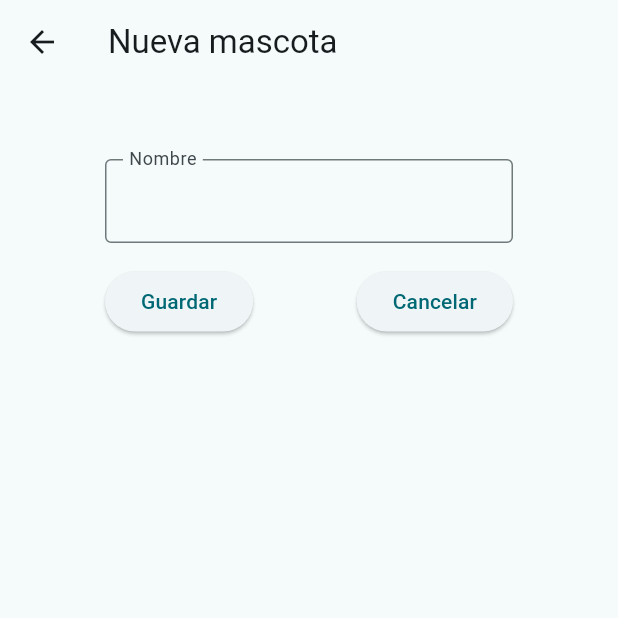
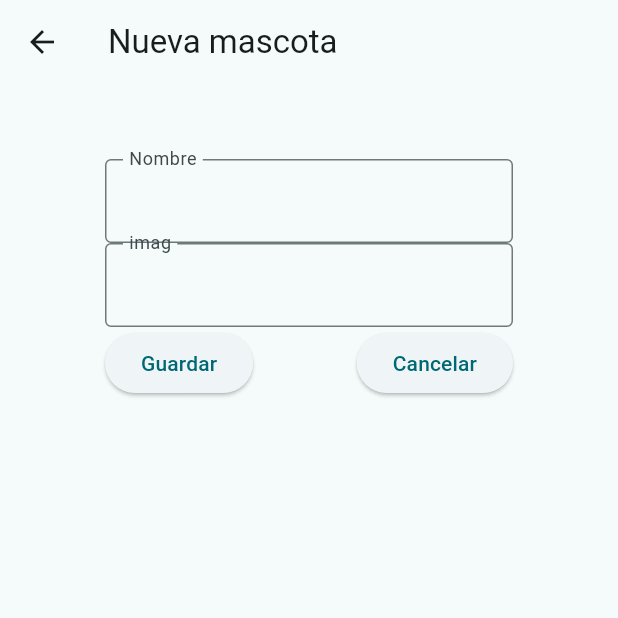
Before and after one commit to O-Luna/ProyectoMoviles1, a Flutter app: the Add screen opened directly, on a phone screen of 412 x 824 dp, the top half of it. Run offline on Flutter 3.47's test engine with Material 3 defaults, Android fonts, the phone set to English and light mode, and no system bars; our stand-ins replace cloud_firestore, firebase_auth, firebase_core, firebase_messaging, firebase_storage, image_picker and 1 more; missing offline and left inert: firebase_ui_auth, firebase_ui_oauth_google, flutter_osm_plugin; accounts and stored records are empty.

```diff
--- a/proyecto/lib/pantallas/agregar.dart
+++ b/proyecto/lib/pantallas/agregar.dart
@@ -20,6 +20,7 @@ class Add extends StatefulWidget {
 class _AddState extends State<Add> {
   final TextEditingController nombre = TextEditingController();
   final TextEditingController imagg = TextEditingController();
+
   @override
 
 
@@ -49,30 +50,15 @@ class _AddState extends State<Add> {
                         border: OutlineInputBorder(),
                       ),
                     ),
-                    const Padding(padding: EdgeInsets.fromLTRB(0, 15, 0, 0)),
-                    Column(
-                  //   children: [
-                  //     IconButton(
-                  //       icon: const Icon(
-                  //       Icons.image,
-                  //       size: 20,
-                  //        color: Colors.grey,
-                  //       ),
-                  //       onPressed: () {
-
-                  //                           Navigator.push(
-                  //                             context,
-                  //                             MaterialPageRoute(
-                  //                               builder: (context) => CameraScreen(
-
-                  //                               ),
-                  //                             ),
-                  //                           );
-                  //                         },
-                  //                       ),
-
-                   // ],
-      ),
+                    TextField(
+                      controller: imagg,
+                      keyboardType: TextInputType.text,
+                      decoration: const InputDecoration(
+                        labelText: 'imag',
+                        floatingLabelBehavior: FloatingLabelBehavior.always,
+                        border: OutlineInputBorder(),
+                      ),
+                    ),
                     Row(
                       mainAxisAlignment: MainAxisAlignment.spaceBetween,
                       children: [
--- a/proyecto/lib/pantallas/principal.dart
+++ b/proyecto/lib/pantallas/principal.dart
@@ -104,6 +104,7 @@ class _PrincipalState extends State<Principal> {
                                             color: Colors.grey,
                                           ),
                                           onPressed: () {
+                                            _refresh();
 
 
                                             Navigator.push(
@@ -114,6 +115,7 @@ class _PrincipalState extends State<Principal> {
                                                   id: provider.products[index]['id'],
                                                 ),
                                               ),
+
                                             );
                                           },
                                         ),
--- a/proyecto/pubspec.yaml
+++ b/proyecto/pubspec.yaml
@@ -49,6 +49,7 @@ dependencies:
   device_info_plus: ^11.1.1
   firebase_messaging: ^15.1.5
   firebase_analytics: ^11.3.5
+  firebase_storage: ^12.3.6
 
 dev_dependencies:
   flutter_test:
```
Also changed, not shown: proyecto/lib/pantallas/detalles.dart (+7 -4 lines), proyecto/lib/providers/providers.dart (+25 -2 lines), proyecto/lib/pantallas/configuracion.dart (indentation only), proyecto/pubspec.lock, 3 other files.
